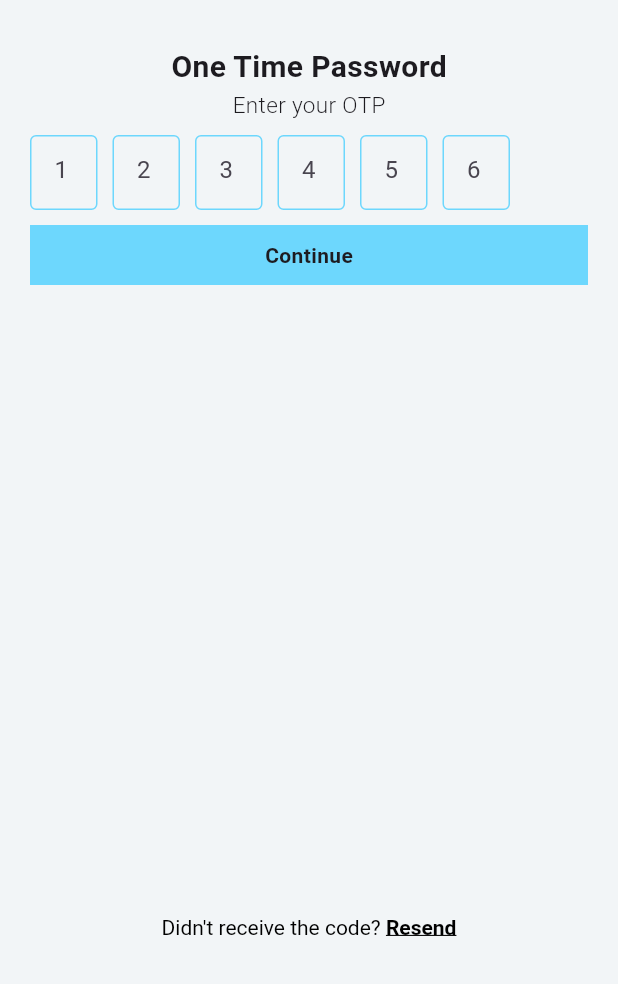
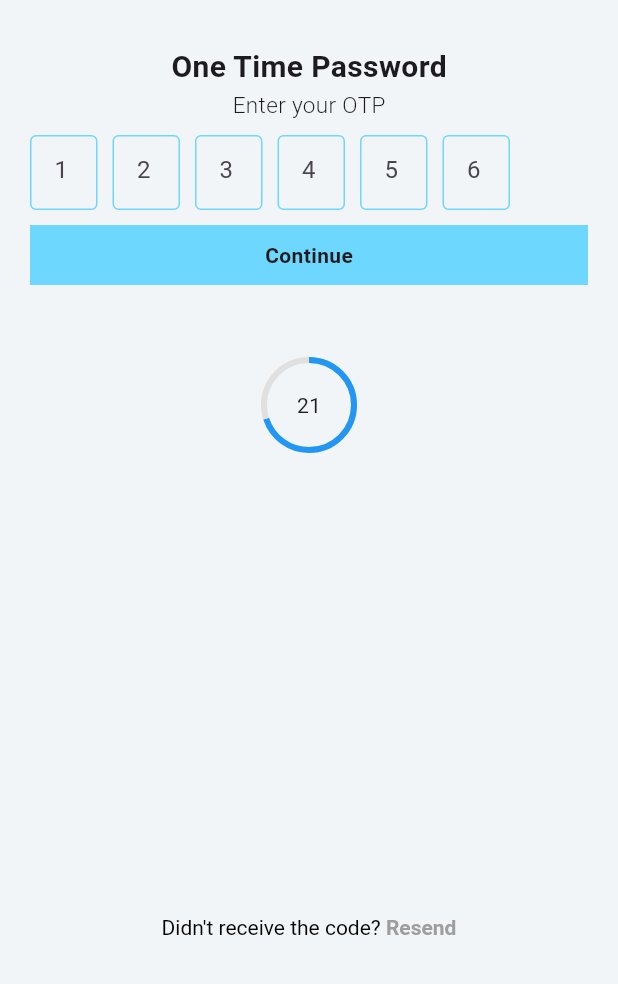
Before and after one commit to AnilaMuhammadAshraf-developer/tikare, a Flutter app: the screen it shows after launch, after a tap on "Continue", on a phone screen of 412 x 824 dp, the part 252-1236 px from its top. Run offline on Flutter 3.47's test engine with Material 3 defaults, Android fonts, the light colour scheme and no system bars; our stand-ins replace firebase_core, firebase_messaging, flutter_local_notifications, font_awesome_flutter, shared_preferences, webview_flutter; accounts and stored records are empty.

Commit message:
otp verify screen

```diff
--- a/lib/screens/verify.dart
+++ b/lib/screens/verify.dart
@@ -1,3 +1,6 @@
+import 'dart:async';
+
+import 'package:flutter/gestures.dart';
 import 'package:flutter/material.dart';
 import 'package:tikare/services/api/login.dart';
 import 'package:tikare/utils/app_assets_path.dart';
@@ -16,6 +19,10 @@ class VerifyScreen extends StatefulWidget {
 }
 
 class _VerifyScreenState extends State<VerifyScreen> {
+  int _secondsRemaining = 30;
+  Timer? _timer;
+  bool _canResend = false;
+
   final _formKey = GlobalKey<FormState>();
   final TextEditingController _otpController1 = TextEditingController();
   final TextEditingController _otpController2 = TextEditingController();
@@ -33,6 +40,39 @@ class _VerifyScreenState extends State<VerifyScreen> {
   final FocusNode _otpFocus6 = FocusNode();
 
   @override
+  void initState() {
+    super.initState();
+    _startTimer();
+  }
+
+  void _startTimer() {
+    print("lkjkjkljkjkljkjkjkjkjkjkjkjk");
+    _canResend = false;
+    _secondsRemaining = 30;
+
+    _timer?.cancel();
+    _timer = Timer.periodic(Duration(seconds: 1), (timer) {
+      if (_secondsRemaining > 0) {
+        setState(() {
+          _secondsRemaining--;
+        });
+      } else {
+        timer.cancel();
+        setState(() {
+          _canResend = true;
+        });
+      }
+    });
+  }
+
+  void _resendOtp() {
+    if (_canResend) {
+      print('OTP Resent');
+      _startTimer();
+    }
+  }
+
+  @override
   void dispose() {
     _otpController1.dispose();
     _otpController2.dispose();
@@ -47,6 +87,7 @@ class _VerifyScreenState extends State<VerifyScreen> {
     _otpFocus4.dispose();
     _otpFocus5.dispose();
     _otpFocus6.dispose();
+    _timer?.cancel();
     super.dispose();
   }
 
@@ -227,25 +268,52 @@ class _VerifyScreenState extends State<VerifyScreen> {
                       ],
                     ),
                   ),
-
-
+                ],
+              ),
+            ),
+            SizedBox(height: 50),
+            Center(
+              child: Stack(
+                alignment: Alignment.center,
+                children: [
+                  SizedBox(
+                    height: 60,
+                    width: 60,
+                    child: CircularProgressIndicator(
+                      value: _secondsRemaining / 30,
+                      strokeWidth: 4,
+                      backgroundColor: Colors.grey.shade300,
+                      valueColor: AlwaysStoppedAnimation<Color>(Colors.blue),
+                    ),
+                  ),
+                  Text('$_secondsRemaining'),
                 ],
               ),
             ),
             Spacer(),
-             Padding(padding:EdgeInsets.only(bottom: 30),
-             child:Center(
-             child:RichText(text:TextSpan(
-                    text:AppStrings.didNotReceiveTheCode,style: TextStyle(color:AppColors.appBlackColor,),
-                    children:[
+            Padding(
+              padding: EdgeInsets.only(bottom: 30),
+              child: Center(
+                child: RichText(
+                  text: TextSpan(
+                    text: AppStrings.didNotReceiveTheCode,
+                    style: TextStyle(color: AppColors.appBlackColor),
+                    children: [
+                      TextSpan(
+                        text: AppStrings.resendText,
+                        style: TextStyle(
+                          color: _canResend ? AppColors.appBlackColor : AppColors.appGreyColor,
+                          fontWeight: FontWeight.bold,
+                          decoration: _canResend ? TextDecoration.underline : TextDecoration.none,
+                        ),
+                        recognizer:_canResend ? (TapGestureRecognizer()
+                              ..onTap =_resendOtp) : null
+                      ),
+                    ],
+                  ),
+                ),
+              ),
 
-                      TextSpan(
-                        text:AppStrings.resendText,style:TextStyle(color:AppColors.appBlackColor,fontWeight: FontWeight.bold,decoration:TextDecoration.underline)
-                      )
-
-                    ]
-             ),
-             ),)
               // child:Row(
               //   mainAxisAlignment: MainAxisAlignment.center,
               //   children: [
@@ -254,9 +322,7 @@ class _VerifyScreenState extends State<VerifyScreen> {
               //      Text(AppStrings.resendText,style:AppFontStyle.underLineBoldText)
               //   ],
               // ),
-
-             ),
-
+            ),
           ],
         ),
       ),
--- a/lib/utils/app_colors.dart
+++ b/lib/utils/app_colors.dart
@@ -6,4 +6,5 @@ class AppColors {
   static const Color appBlackColor = Colors.black;
   static const Color appRedColor = Colors.red;
   static const Color appWhiteColor = Colors.white;
+  static const Color appGreyColor=Colors.grey;
 }
```
